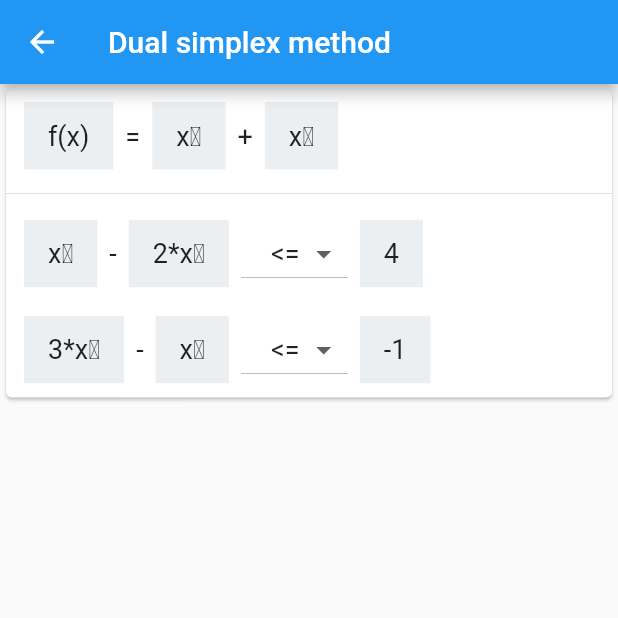
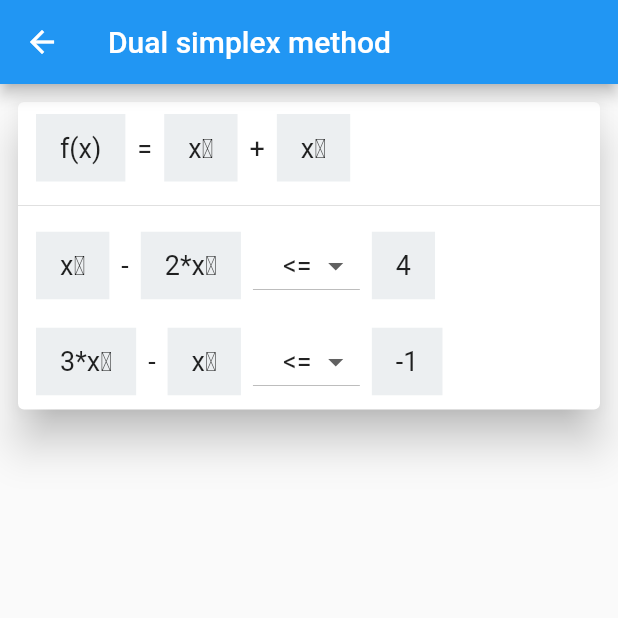
Before and after one commit to unsinedZ/Math-operations, a Flutter app: the screen it shows after launch, after a tap on "Dual simplex method", on a phone screen of 412 x 824 dp, the top half of it. Run offline on Flutter 3.47's test engine with Material 2 defaults, Android fonts, the phone set to English and light mode, and no system bars; our stand-ins replace numberpicker.

Commit message:
Increased card margins

```diff
--- a/app/lib/widgets/screens/dual_simplex_method.dart
+++ b/app/lib/widgets/screens/dual_simplex_method.dart
@@ -96,6 +96,8 @@ class _CardWrapper extends StatelessWidget {
       children: <Widget>[
         Expanded(
           child: Card(
+            margin: EdgeInsets.all(12),
+            elevation: 12,
             child: _child,
           ),
         ),
```
